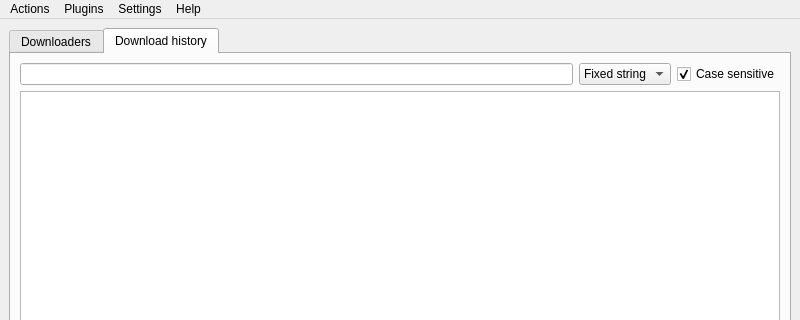
Before: the Qt Designer form src/leechcraft.ui in 0xd34df00d/leechcraft, drawn with Qt 5; both pictures show x 0 to 800 and y 0 to 320 of the 800 by 600 pixel window.
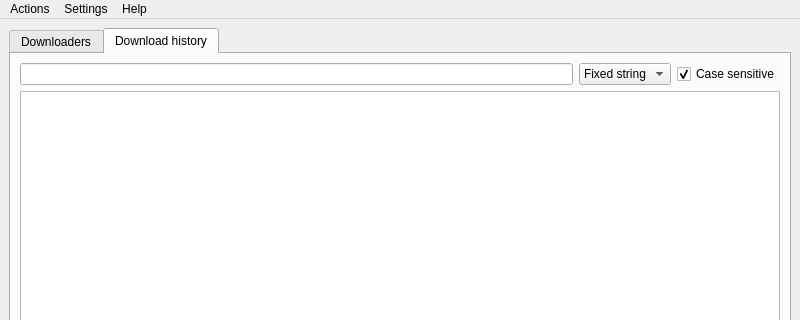
After: the same form once the commit is applied. The open tabs and pages were chosen to show the change. Icons and pictures are not drawn.

Commit message: * Core: Few shutdown fixes. + LMP: Sane sliders for volume change and seeking.

Patch:
```diff
--- a/src/leechcraft.ui
+++ b/src/leechcraft.ui
@@ -188,13 +188,7 @@
     <addaction name="ActionAboutLeechCraft_" />
     <addaction name="ActionAboutQt_" />
    </widget>
-   <widget class="QMenu" name="PluginsMenu_" >
-    <property name="title" >
-     <string>Plugins</string>
-    </property>
-   </widget>
    <addaction name="menuFile" />
-   <addaction name="PluginsMenu_" />
    <addaction name="menuSettings" />
    <addaction name="menuHelp" />
   </widget>
```
Left out of the diff: 14 changed lines with no effect on the pictures. The commit also changes 6 other files.
